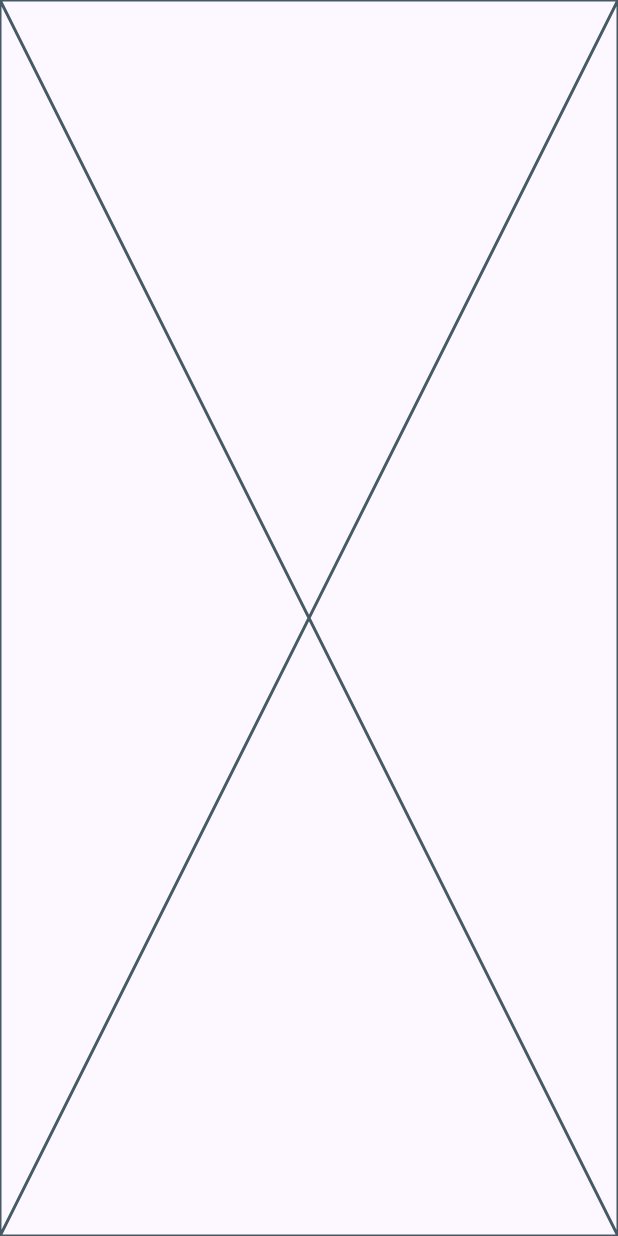
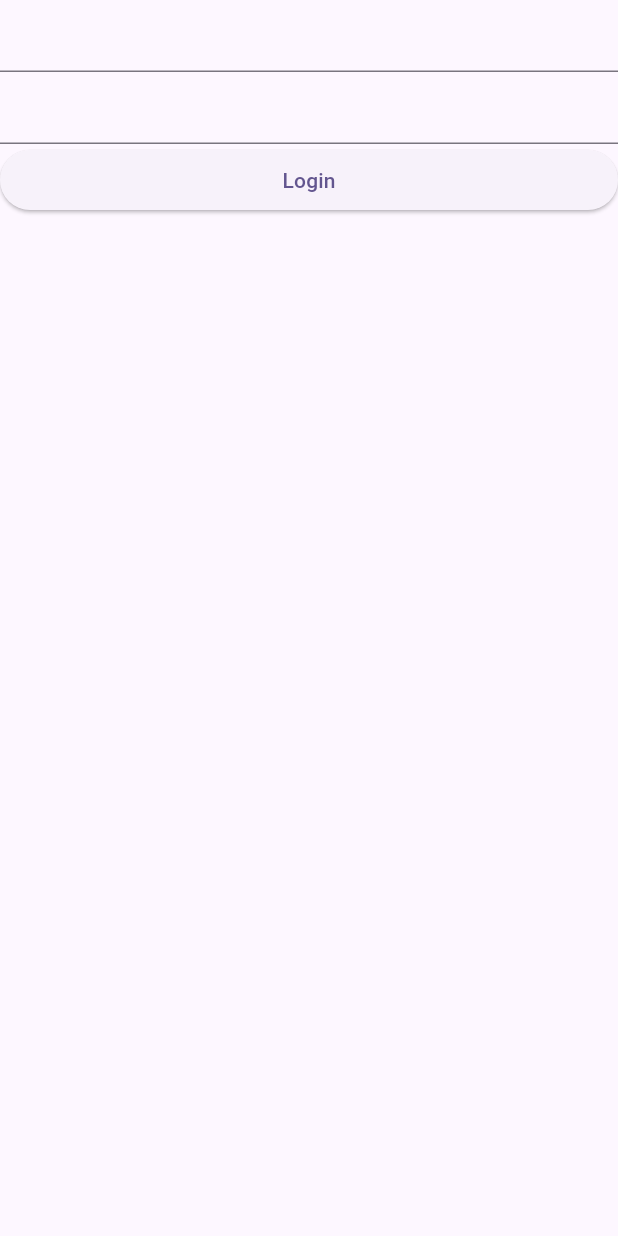
Before and after one commit to ms-renadev/flutter_application_agila, a Flutter app: the LoginPage screen opened directly, on a phone screen of 412 x 824 dp. Run offline on Flutter 3.47's test engine with Material 3 defaults, Android fonts, the phone set to English and light mode, and no system bars; our stand-ins replace supabase_flutter; accounts and stored records are empty.

Commit message:
import the login_page file to auth_gate.dart file

```diff
--- a/lib/auth/auth_gate.dart
+++ b/lib/auth/auth_gate.dart
@@ -7,6 +7,8 @@ authenticated -> Profile page
  */
 import 'package:flutter/material.dart';
 import 'package:supabase_flutter/supabase_flutter.dart';
+
+import '../pages/login_page.dart';
 
 class AuthGate extends StatelessWidget {
   const AuthGate({super.key});
@@ -29,7 +31,7 @@ class AuthGate extends StatelessWidget {
         if(session != null){
           return ProfilePage();
         }else{
-          return LoginPage();
+          return const LoginPage();
         }
       },
     );
--- a/lib/pages/login_page.dart
+++ b/lib/pages/login_page.dart
@@ -38,6 +38,27 @@ class _LoginPageState extends State<LoginPage> {
   //build the UI
   @override
   Widget build(BuildContext context) {
-    return const Placeholder();
+    return Scaffold(
+      body: ListView(
+        children: [
+          //email
+          TextField(
+            controller: _emailController,
+          ),
+
+          //password
+          TextField(
+              controller: _passwordController,
+          ),
+
+
+          //button
+          ElevatedButton(
+            onPressed: login,
+            child: const Text("Login")
+          )
+        ],
+      ),//list view
+    );
   }
 }
```
